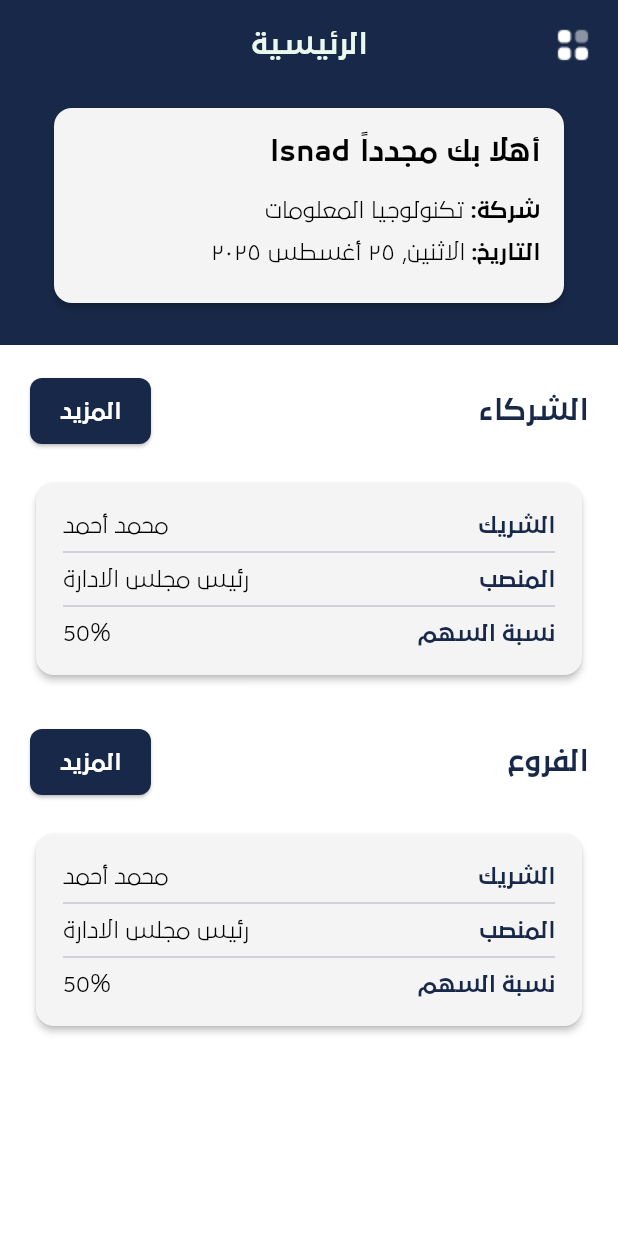
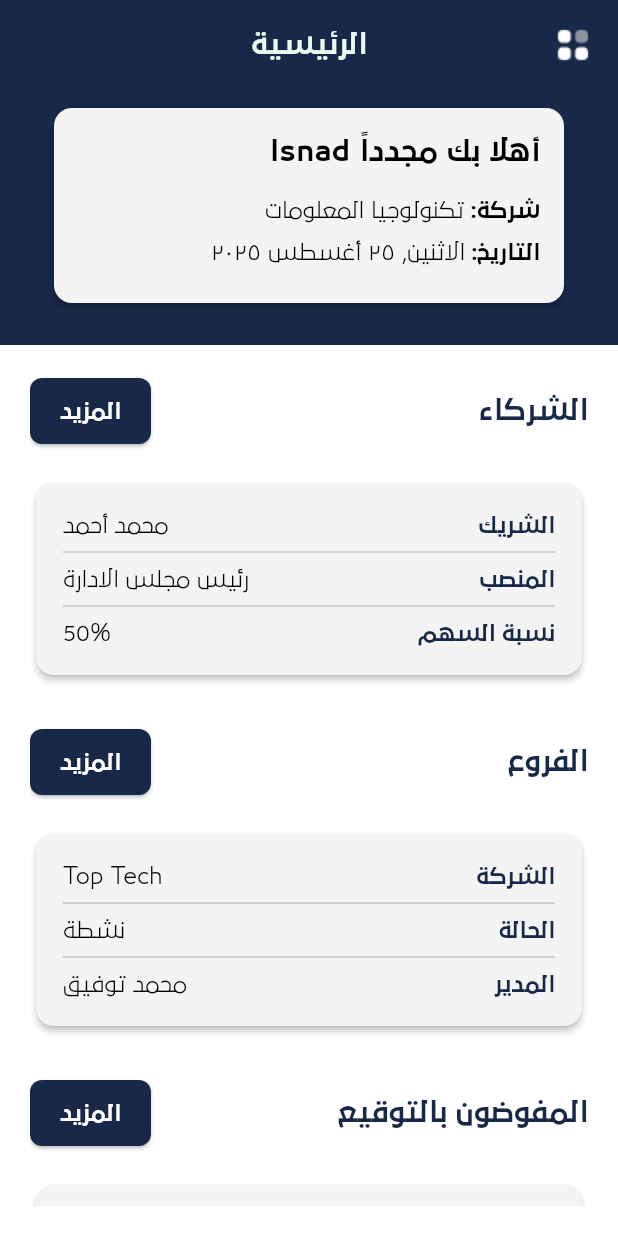
Before and after one commit to bahaaqasem20/merchants_app, a Flutter app: the HomeView screen opened by its route, on a phone screen of 412 x 824 dp. Run offline on Flutter 3.47's test engine with Material 3 defaults, Android fonts, the light colour scheme and no system bars.

Commit message:
Refactor: applied minor improvements and code adjustments

```diff
--- a/lib/features/splash/presentation/views/home/presentation/views/widgets/home_view.dart
+++ b/lib/features/splash/presentation/views/home/presentation/views/widgets/home_view.dart
@@ -1,7 +1,9 @@
 import 'package:flutter/material.dart';
 import 'package:merchants_training/core/utils/app_colors.dart';
 import 'package:merchants_training/core/utils/app_styles.dart';
-import 'package:merchants_training/features/splash/presentation/views/widgets/custom_card.dart';
+import 'package:merchants_training/features/splash/presentation/views/widgets/authorizedSignatories_custom_card.dart';
+import 'package:merchants_training/features/splash/presentation/views/widgets/branches_custom_card.dart';
+import 'package:merchants_training/features/splash/presentation/views/widgets/partners_custom_card.dart';
 import 'package:merchants_training/features/splash/presentation/views/widgets/custom_section.dart';
 import 'package:merchants_training/features/splash/presentation/views/widgets/welcome_card.dart';
 
@@ -48,12 +50,17 @@ class HomeView extends StatelessWidget {
               children: [
                 CustomSection(title: "الشركاء"),
                 const SizedBox(height: 20),
-                CustomCard(partnerName: "محمد أحمد", position: "رئيس مجلس الادارة", sharePercentage: "50%"),
+                PartnersCustomCard(partnerName: "محمد أحمد", position: "رئيس مجلس الادارة", sharePercentage: "50%"),
                 const SizedBox(height: 30),
                 CustomSection(title: "الفروع"),
                 const SizedBox(height: 20),
+                BranchesCustomCard(companyName: "Top Tech", status: "نشطة", managerName: "محمد توفيق"),
+                const SizedBox(height: 30),
+                CustomSection(title: "المفوضون بالتوقيع"),
+                const SizedBox(height: 20),
 
-                CustomCard(partnerName: "محمد أحمد", position: "رئيس مجلس الادارة", sharePercentage: "50%"),
+                AuthorizedsignatoriesCustomCard(branchManagerName: "بهاء الدين قاسم", validity: "قانوني", signatureValidity: "بهاء الدين قاسم")
+
 
               ],
           ),
--- /dev/null
+++ b/lib/features/splash/presentation/views/widgets/authorizedSignatories_custom_card.dart
@@ -0,0 +1,70 @@
+import 'package:flutter/material.dart';
+import '../../../../../core/utils/app_colors.dart';
+
+class AuthorizedsignatoriesCustomCard extends StatelessWidget {
+  final String branchManagerName;
+  final String validity;
+  final String signatureValidity;
+
+  const AuthorizedsignatoriesCustomCard({
+    super.key,
+    required this.branchManagerName,
+    required this.validity,
+    required this.signatureValidity,
+  });
+
+  @override
+  Widget build(BuildContext context) {
+    return Card(
+      elevation: 2,
+      color: AppColors.grey,
+      shape: RoundedRectangleBorder(
+        borderRadius: BorderRadius.circular(12),
+      ),
+      child: Padding(
+        padding: const EdgeInsets.all(18),
+        child: Column(
+          children: [
+            _InfoRow(label: "مدير الفرع", value: branchManagerName),
+            const Divider(),
+            _InfoRow(label: "الصلاحية", value: validity),
+            const Divider(),
+            _InfoRow(label: "صلاحية التوقيع", value: signatureValidity),
+          ],
+        ),
+      ),
+    );
+  }
+}
+
+class _InfoRow extends StatelessWidget {
+  final String label;
+  final String value;
+
+  const _InfoRow({required this.label, required this.value});
+
+  @override
+  Widget build(BuildContext context) {
+    return Row(
+      textDirection: TextDirection.ltr,
+      mainAxisAlignment: MainAxisAlignment.spaceBetween,
+      children: [
+        Text(
+          value,
+          style: TextStyle(
+            fontSize: 14,
+            color: AppColors.black,
+          ),
+        ),
+        Text(
+          label,
+          style: const TextStyle(
+            fontSize: 14,
+            fontWeight: FontWeight.w700,
+            color: AppColors.primary,
+          ),
+        ),
+      ],
+    );
+  }
+}
--- a/lib/features/splash/presentation/views/widgets/custom_card.dart
+++ b/lib/features/splash/presentation/views/widgets/branches_custom_card.dart
@@ -1,16 +1,16 @@
 import 'package:flutter/material.dart';
 import '../../../../../core/utils/app_colors.dart';
 
-class CustomCard extends StatelessWidget {
-  final String partnerName;
-  final String position;
-  final String sharePercentage;
+class BranchesCustomCard extends StatelessWidget {
+  final String companyName;
+  final String status;
+  final String managerName;
 
-  const CustomCard({
+  const BranchesCustomCard({
     super.key,
-    required this.partnerName,
-    required this.position,
-    required this.sharePercentage,
+    required this.companyName,
+    required this.status,
+    required this.managerName,
   });
 
   @override
@@ -25,11 +25,11 @@ class CustomCard extends StatelessWidget {
         padding: const EdgeInsets.all(18),
         child: Column(
           children: [
-            _InfoRow(label: "الشريك", value: partnerName),
+            _InfoRow(label: "الشركة", value: companyName),
             const Divider(),
-            _InfoRow(label: "المنصب", value: position),
+            _InfoRow(label: "الحالة", value: status),
             const Divider(),
-            _InfoRow(label: "نسبة السهم", value: sharePercentage),
+            _InfoRow(label: "المدير", value: managerName),
           ],
         ),
       ),
--- /dev/null
+++ b/lib/features/splash/presentation/views/widgets/partners_custom_card.dart
@@ -0,0 +1,70 @@
+import 'package:flutter/material.dart';
+import '../../../../../core/utils/app_colors.dart';
+
+class PartnersCustomCard extends StatelessWidget {
+  final String partnerName;
+  final String position;
+  final String sharePercentage;
+
+  const PartnersCustomCard({
+    super.key,
+    required this.partnerName,
+    required this.position,
+    required this.sharePercentage,
+  });
+
+  @override
+  Widget build(BuildContext context) {
+    return Card(
+      elevation: 2,
+      color: AppColors.grey,
+      shape: RoundedRectangleBorder(
+        borderRadius: BorderRadius.circular(12),
+      ),
+      child: Padding(
+        padding: const EdgeInsets.all(18),
+        child: Column(
+          children: [
+            _InfoRow(label: "الشريك", value: partnerName),
+            const Divider(),
+            _InfoRow(label: "المنصب", value: position),
+            const Divider(),
+            _InfoRow(label: "نسبة السهم", value: sharePercentage),
+          ],
+        ),
+      ),
+    );
+  }
+}
+
+class _InfoRow extends StatelessWidget {
+  final String label;
+  final String value;
+
+  const _InfoRow({required this.label, required this.value});
+
+  @override
+  Widget build(BuildContext context) {
+    return Row(
+      textDirection: TextDirection.ltr,
+      mainAxisAlignment: MainAxisAlignment.spaceBetween,
+      children: [
+        Text(
+          value,
+          style: TextStyle(
+            fontSize: 14,
+            color: AppColors.black,
+          ),
+        ),
+        Text(
+          label,
+          style: const TextStyle(
+            fontSize: 14,
+            fontWeight: FontWeight.w700,
+            color: AppColors.primary,
+          ),
+        ),
+      ],
+    );
+  }
+}
--- a/lib/features/splash/presentation/views/widgets/splash_view_body.dart
+++ b/lib/features/splash/presentation/views/widgets/splash_view_body.dart
@@ -14,9 +14,13 @@ class _SplashViewBodyState extends State<SplashViewBody> {
   @override
   void initState() {
     super.initState();
-    Timer(const Duration(seconds: 3), () {
+    Future.delayed(const Duration(seconds: 3), (){
       Navigator.pushReplacementNamed(context, '/login_view');
     });
+
+    // Timer(const Duration(seconds: 3), () {
+    //   Navigator.pushReplacementNamed(context, '/login_view');
+    // });
   }
 
   @override
```
